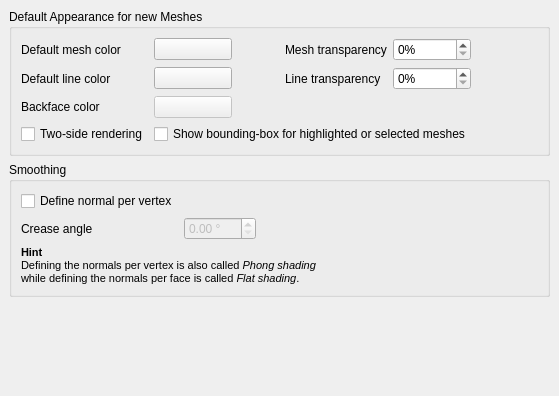
Qt form src/Mod/Mesh/Gui/DlgSettingsMeshView.ui (southseact-3d/fcd) before a commit.
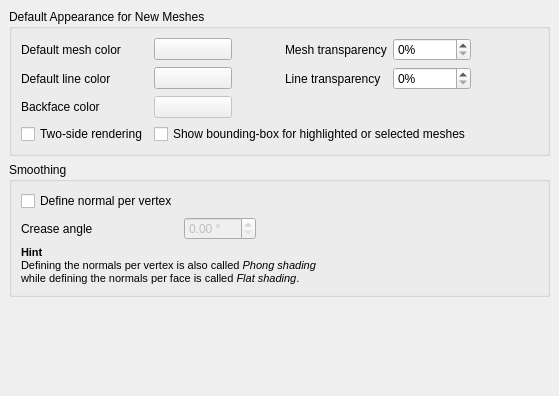
The same form after that commit. Custom widgets are drawn as their Qt base class.

```diff
--- a/src/Mod/Mesh/Gui/DlgSettingsMeshView.ui
+++ b/src/Mod/Mesh/Gui/DlgSettingsMeshView.ui
@@ -32,7 +32,7 @@
    <item row="0" column="0">
     <widget class="QGroupBox" name="groupBox">
      <property name="title">
-      <string>Default Appearance for new Meshes</string>
+      <string>Default Appearance for New Meshes</string>
      </property>
      <layout class="QGridLayout">
       <property name="leftMargin">
```
